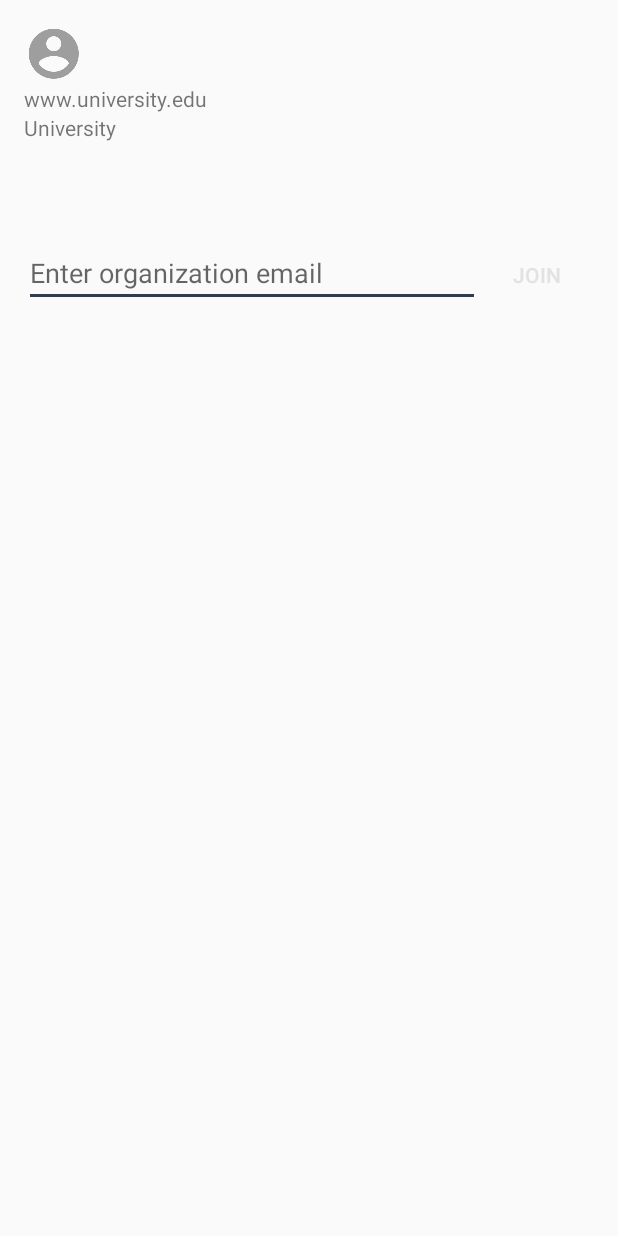
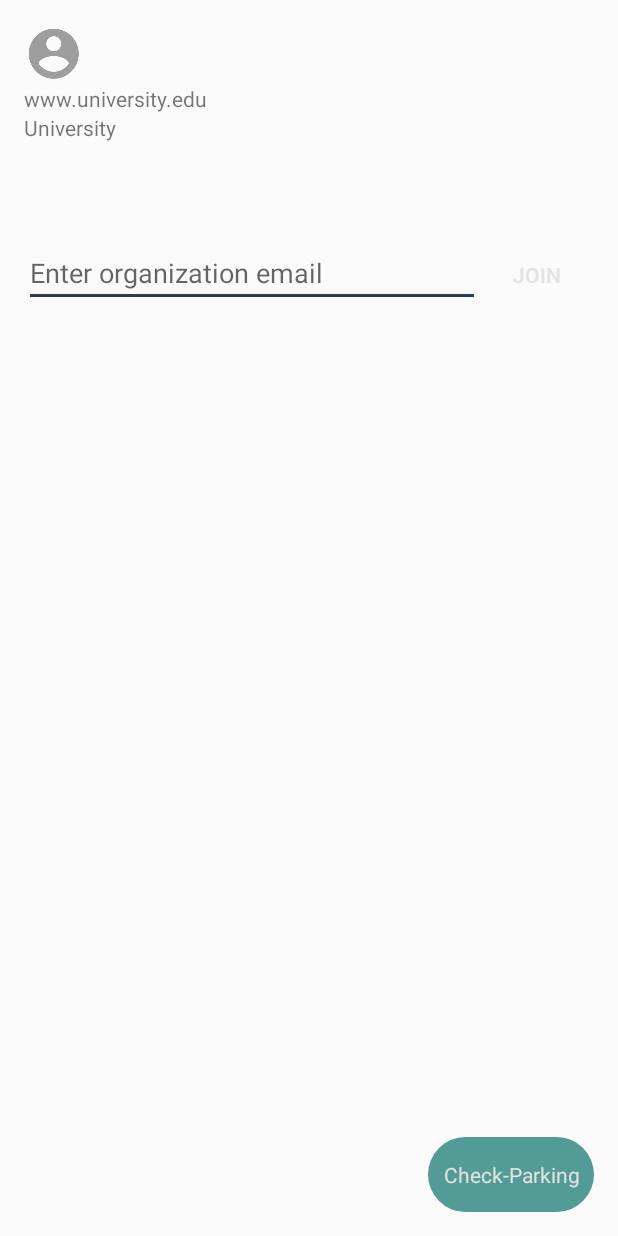
Before and after one commit to 195-uniride/UniRideAndroid, an Android app: the layout activity_organization_detail.xml on its own in the app's theme, with its tools: preview values and no code run, on a phone screen of 412 x 824 dp. Run offline under Robolectric (Android 15) with nearby library versions, the phone set to English and light mode, and no system bars.

Commit message:
added button in org. detail and set it visibility to show for proper orgs.

```diff
--- a/app/src/main/res/layout/activity_organization_detail.xml
+++ b/app/src/main/res/layout/activity_organization_detail.xml
@@ -67,5 +67,16 @@
 
     </LinearLayout>
 
+    <RelativeLayout
+        android:layout_width="match_parent"
+        android:layout_height="match_parent">
+        <Button
+            android:id="@+id/button_show_parking"
+            android:layout_width="wrap_content"
+            android:layout_height="50dp"
+            android:layout_alignParentBottom="true"
+            android:layout_alignParentRight="true"
+            android:text="Check-Parking" />
+    </RelativeLayout>
 
 </LinearLayout>
```
Also changed, not shown: app/src/main/java/com/sjsu/se195/uniride/OrganizationDetailActivity.java (+9 -0 lines).
